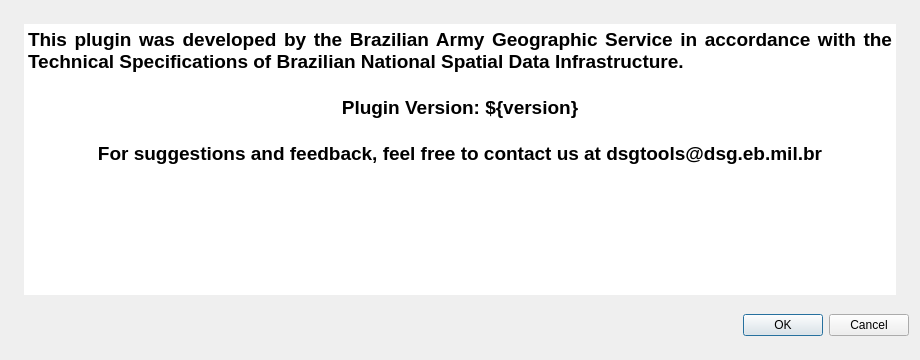
The window that DsgTools/gui/AboutAndFurtherInfo/ui_about.ui (dsgoficial/DsgTools) describes before a commit, drawn with Qt 5.
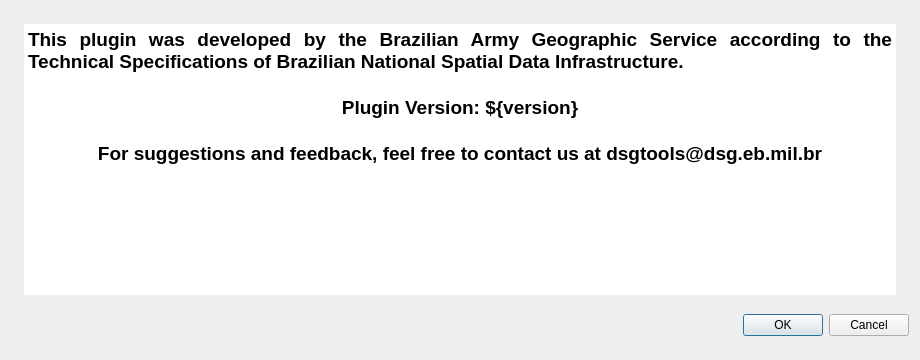
The same window after the commit. Icons and pictures are not drawn.

Diff of the .ui file:
```diff
--- a/DsgTools/gui/AboutAndFurtherInfo/ui_about.ui
+++ b/DsgTools/gui/AboutAndFurtherInfo/ui_about.ui
@@ -97,7 +97,7 @@
 &lt;html&gt;&lt;head&gt;&lt;meta name=&quot;qrichtext&quot; content=&quot;1&quot; /&gt;&lt;style type=&quot;text/css&quot;&gt;
 p, li { white-space: pre-wrap; }
 &lt;/style&gt;&lt;/head&gt;&lt;body style=&quot; font-family:'MS Shell Dlg 2'; font-size:8.25pt; font-weight:400; font-style:normal;&quot;&gt;
-&lt;p align=&quot;justify&quot; style=&quot; margin-top:0px; margin-bottom:0px; margin-left:0px; margin-right:0px; -qt-block-indent:0; text-indent:0px;&quot;&gt;&lt;span style=&quot; font-size:14pt; font-weight:600;&quot;&gt;This plugin was developed by the Brazilian Army Geographic Service in accordance with the Technical Specifications of Brazilian National Spatial Data Infrastructure.&lt;/span&gt;&lt;/p&gt;
+&lt;p align=&quot;justify&quot; style=&quot; margin-top:0px; margin-bottom:0px; margin-left:0px; margin-right:0px; -qt-block-indent:0; text-indent:0px;&quot;&gt;&lt;span style=&quot; font-size:14pt; font-weight:600;&quot;&gt;This plugin was developed by the Brazilian Army Geographic Service according to the Technical Specifications of Brazilian National Spatial Data Infrastructure.&lt;/span&gt;&lt;/p&gt;
 &lt;p align=&quot;justify&quot; style=&quot;-qt-paragraph-type:empty; margin-top:0px; margin-bottom:0px; margin-left:0px; margin-right:0px; -qt-block-indent:0; text-indent:0px; font-size:14pt; font-weight:600;&quot;&gt;&lt;br /&gt;&lt;/p&gt;
 &lt;p align=&quot;center&quot; style=&quot; margin-top:0px; margin-bottom:0px; margin-left:0px; margin-right:0px; -qt-block-indent:0; text-indent:0px;&quot;&gt;&lt;span style=&quot; font-size:14pt; font-weight:600;&quot;&gt;Plugin Version: ${version}&lt;/span&gt;&lt;/p&gt;
 &lt;p align=&quot;center&quot; style=&quot;-qt-paragraph-type:empty; margin-top:0px; margin-bottom:0px; margin-left:0px; margin-right:0px; -qt-block-indent:0; text-indent:0px; font-size:14pt; font-weight:600;&quot;&gt;&lt;br /&gt;&lt;/p&gt;
```
